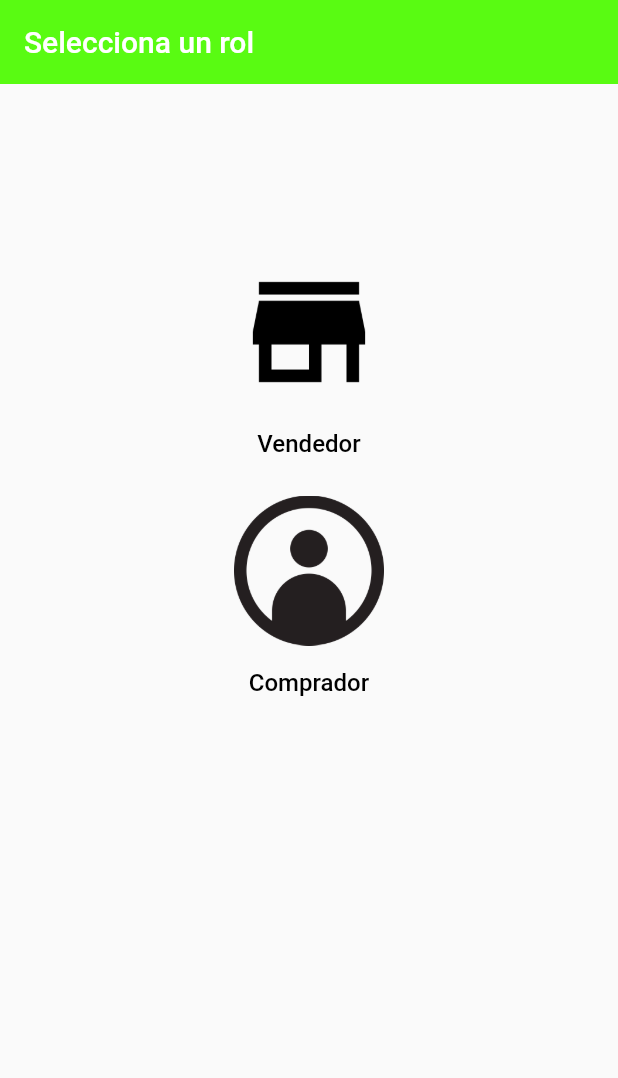
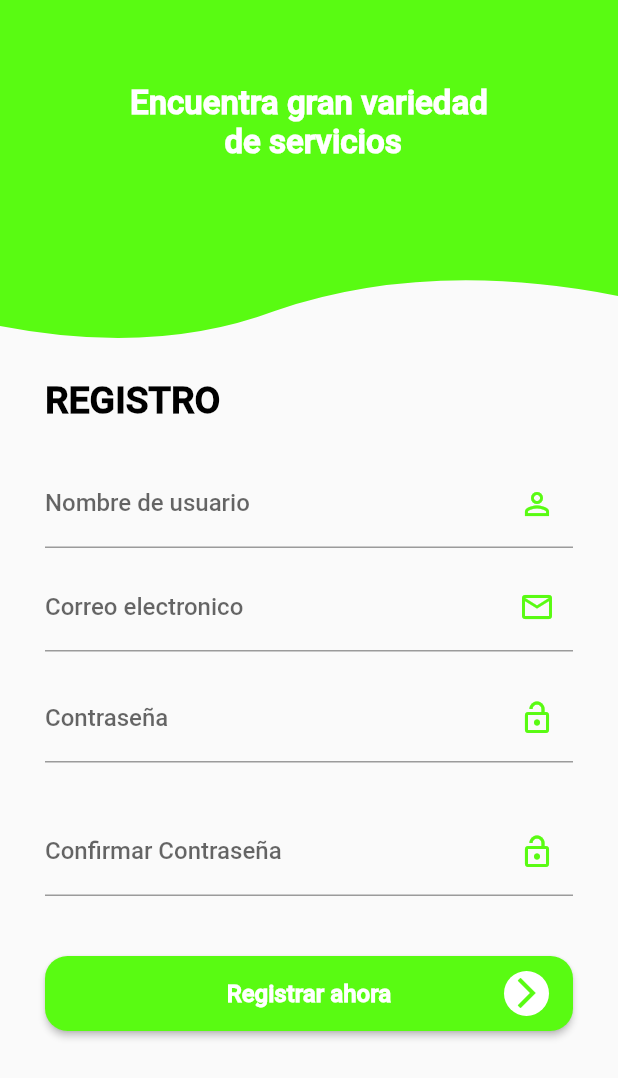
Before and after one commit to eduardo99ja/ex_t1_app_flutter, a Flutter app: the screen it shows after launch, on a phone screen of 412 x 824 dp. Shown: the top 1078 px of the screen. Run offline on Flutter 3.47's test engine with Material 2 defaults, Android fonts, the light colour scheme and no system bars; our stand-ins replace firebase_auth, flutter_custom_clippers; missing offline and left inert: ndialog; accounts and stored records are empty; Roboto replaces fonts that are missing (Pacifico).

Commit message:
feat: Register page

```diff
--- a/lib/main.dart
+++ b/lib/main.dart
@@ -1,3 +1,4 @@
+import 'package:ex_t1_app/src/pages/register/register_page.dart';
 import 'package:ex_t1_app/src/pages/roles/roles_page.dart';
 import 'package:ex_t1_app/src/utils/my_colors.dart';
 import 'package:flutter/material.dart';
@@ -19,9 +20,10 @@ class _MyAppState extends State<MyApp> {
     return MaterialApp(
       debugShowCheckedModeBanner: false,
       title: 'Delivery App ',
-      initialRoute: 'roles',
+      initialRoute: 'register',
       routes: {
         'roles': (BuildContext context) => RolesPage(),
+        'register': (BuildContext context) => RegisterPage(),
       },
       theme: ThemeData(
         primaryColor: MyColors.primaryColor,
--- /dev/null
+++ b/lib/src/pages/register/register_page.dart
@@ -0,0 +1,145 @@
+import 'package:ex_t1_app/src/pages/login/login_controller.dart';
+import 'package:ex_t1_app/src/widgets/button_app.dart';
+import 'package:flutter/material.dart';
+import 'package:flutter/scheduler.dart';
+import 'package:flutter_custom_clippers/flutter_custom_clippers.dart';
+import 'package:ex_t1_app/src/pages/register/register_controller.dart';
+import 'package:ex_t1_app/src/utils/my_colors.dart' as utils;
+import 'package:ex_t1_app/src/widgets/button_app.dart';
+
+class RegisterPage extends StatefulWidget {
+  @override
+  _RegisterPageState createState() => _RegisterPageState();
+}
+
+class _RegisterPageState extends State<RegisterPage> {
+  RegisterController _con = new RegisterController();
+
+  @override
+  void initState() {
+    super.initState();
+
+    SchedulerBinding.instance!.addPostFrameCallback((timeStamp) {
+      _con.init(context);
+    });
+  }
+
+  @override
+  Widget build(BuildContext context) {
+    return Scaffold(
+      appBar: AppBar(),
+      body: SingleChildScrollView(
+        child: Column(
+          children: [
+            _bannerApp(),
+            _textRegister(),
+            _textFieldUsername(),
+            _textFieldEmail(),
+            _textFieldPassword(),
+            _textFieldConfirmPassword(),
+            _buttonRegister(),
+          ],
+        ),
+      ),
+    );
+  }
+
+  Widget _buttonRegister() => Container(
+        margin: EdgeInsets.symmetric(horizontal: 30, vertical: 25),
+        child: ButtonApp(
+          onPressed: _con.register,
+          text: 'Registrar ahora',
+          color: utils.MyColors.primaryColor,
+          textColor: Colors.white,
+        ),
+      );
+
+  Widget _textFieldEmail() => Container(
+        margin: EdgeInsets.symmetric(horizontal: 30),
+        child: TextField(
+          controller: _con.emailController,
+          decoration: InputDecoration(
+              hintText: 'correo@gmail.com',
+              labelText: 'Correo electronico',
+              suffixIcon: Icon(
+                Icons.email_outlined,
+                color: utils.MyColors.primaryColor,
+              )),
+        ),
+      );
+
+  Widget _textFieldUsername() => Container(
+        margin: EdgeInsets.symmetric(horizontal: 30, vertical: 10),
+        child: TextField(
+          controller: _con.usernameController,
+          decoration: InputDecoration(
+              hintText: 'Nombre completo',
+              labelText: 'Nombre de usuario',
+              suffixIcon: Icon(
+                Icons.person_outline,
+                color: utils.MyColors.primaryColor,
+              )),
+        ),
+      );
+
+  Widget _textFieldPassword() => Container(
+        margin: EdgeInsets.symmetric(horizontal: 30, vertical: 15),
+        child: TextField(
+          obscureText: true,
+          controller: _con.passwordController,
+          decoration: InputDecoration(
+              labelText: 'Contraseña',
+              suffixIcon: Icon(
+                Icons.lock_open_outlined,
+                color: utils.MyColors.primaryColor,
+              )),
+        ),
+      );
+
+  Widget _textFieldConfirmPassword() => Container(
+        margin: EdgeInsets.symmetric(horizontal: 30, vertical: 15),
+        child: TextField(
+          obscureText: true,
+          controller: _con.confirmPasswordController,
+          decoration: InputDecoration(
+              labelText: 'Confirmar Contraseña',
+              suffixIcon: Icon(
+                Icons.lock_open_outlined,
+                color: utils.MyColors.primaryColor,
+              )),
+        ),
+      );
+
+  Widget _textRegister() => Container(
+        alignment: Alignment.centerLeft,
+        margin: EdgeInsets.symmetric(horizontal: 30, vertical: 15),
+        child: Text(
+          'REGISTRO',
+          style: TextStyle(
+              color: Colors.black, fontWeight: FontWeight.bold, fontSize: 25),
+        ),
+      );
+
+  Widget _bannerApp() => ClipPath(
+        clipper: WaveClipperTwo(),
+        child: Container(
+          color: utils.MyColors.primaryColor,
+          height: MediaQuery.of(context).size.height * 0.22,
+          child: Row(
+            crossAxisAlignment: CrossAxisAlignment.start,
+            mainAxisAlignment: MainAxisAlignment.spaceEvenly,
+            children: [
+              Text(
+                'Encuentra gran variedad\n de servicios',
+                textAlign: TextAlign.center,
+                style: TextStyle(
+                    fontFamily: 'Pacifico',
+                    fontSize: 22,
+                    color: Colors.white,
+                    fontWeight: FontWeight.bold),
+              )
+            ],
+          ),
+        ),
+      );
+}
--- /dev/null
+++ b/lib/src/widgets/button_app.dart
@@ -0,0 +1,57 @@
+import 'package:flutter/material.dart';
+import 'package:ex_t1_app/src/utils/my_colors.dart' as utils;
+
+class ButtonApp extends StatelessWidget {
+  Color color;
+  Color textColor;
+  String text;
+  IconData icon;
+  Function onPressed;
+
+  ButtonApp(
+      {this.color = Colors.black,
+      this.textColor = Colors.white,
+      this.icon = Icons.arrow_forward_ios,
+      required this.onPressed,
+      required this.text});
+
+  @override
+  Widget build(BuildContext context) {
+    return RaisedButton(
+      onPressed: () {
+        onPressed();
+      },
+      color: color,
+      textColor: textColor,
+      child: Stack(
+        children: [
+          Align(
+            alignment: Alignment.center,
+            child: Container(
+                height: 50,
+                alignment: Alignment.center,
+                child: Text(
+                  text,
+                  style: TextStyle(fontSize: 16, fontWeight: FontWeight.bold),
+                )),
+          ),
+          Align(
+            alignment: Alignment.centerRight,
+            child: Container(
+              height: 50,
+              child: CircleAvatar(
+                radius: 15,
+                child: Icon(
+                  icon,
+                  color: utils.MyColors.primaryColor,
+                ),
+                backgroundColor: Colors.white,
+              ),
+            ),
+          ),
+        ],
+      ),
+      shape: RoundedRectangleBorder(borderRadius: BorderRadius.circular(15)),
+    );
+  }
+}
--- a/pubspec.yaml
+++ b/pubspec.yaml
@@ -28,6 +28,11 @@ dependencies:
   # The following adds the Cupertino Icons font to your application.
   # Use with the CupertinoIcons class for iOS style icons.
   cupertino_icons: ^1.0.2
+  flutter_custom_clippers: ^2.0.0
+  firebase_auth: ^3.1.0
+  firebase_core: ^1.6.0
+  firebase_database: ^7.2.1
+  ndialog: ^4.1.0
 
 dev_dependencies:
   flutter_test:
```
Also changed, not shown: lib/src/models/user.dart (added, +30 -0 lines), lib/src/pages/login/login_controller.dart (+78 -0 lines), lib/src/providers/auth_provider.dart (added, +79 -0 lines), lib/src/pages/register/register_controller.dart (added), pubspec.lock.
